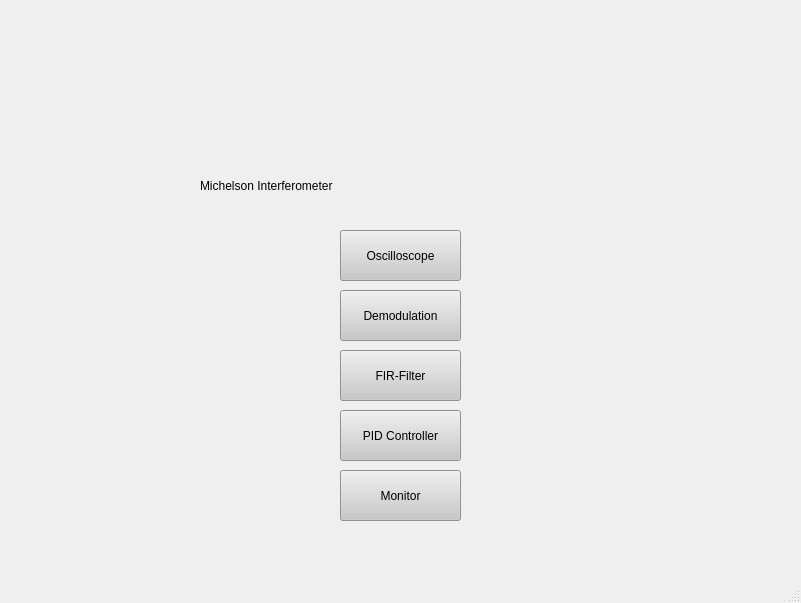
This is main_screen.ui in Marius-Graml/Michelson_Interferometer as Qt 5 draws it before an edit. The edited form follows.
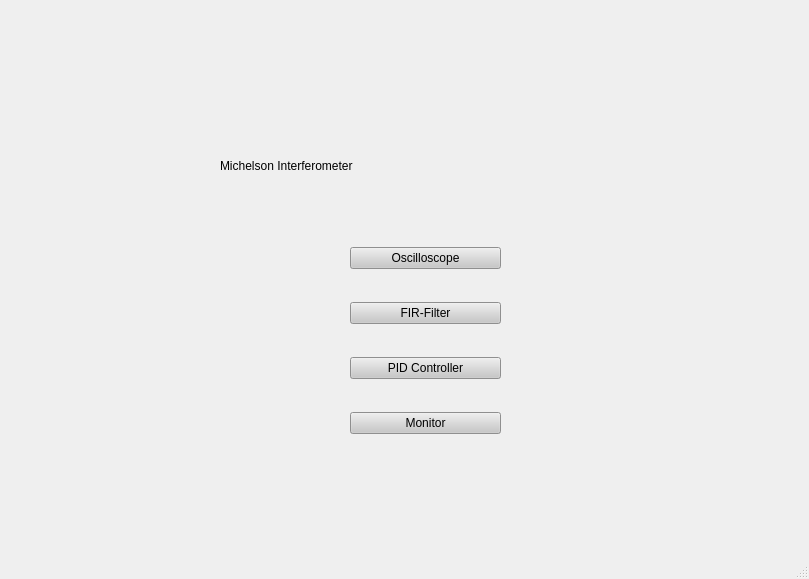
This is the edited form.

Commit message: Changing class structure

```diff
--- a/main_screen.ui
+++ b/main_screen.ui
@@ -2,24 +2,36 @@
 <ui version="4.0">
  <class>MainWindow</class>
  <widget class="QMainWindow" name="MainWindow">
+  <property name="enabled">
+   <bool>true</bool>
+  </property>
   <property name="geometry">
    <rect>
     <x>0</x>
     <y>0</y>
-    <width>801</width>
-    <height>603</height>
+    <width>809</width>
+    <height>579</height>
    </rect>
   </property>
   <property name="windowTitle">
    <string>MainWindow</string>
   </property>
+  <property name="autoFillBackground">
+   <bool>false</bool>
+  </property>
   <widget class="QWidget" name="centralwidget">
+   <property name="enabled">
+    <bool>true</bool>
+   </property>
+   <property name="autoFillBackground">
+    <bool>false</bool>
+   </property>
    <widget class="QWidget" name="main_widget" native="true">
     <property name="geometry">
      <rect>
       <x>0</x>
       <y>0</y>
-      <width>801</width>
+      <width>851</width>
       <height>601</height>
      </rect>
     </property>
@@ -28,32 +40,34 @@
 background-color: qradialgradient(spread:pad, cx:0.5, cy:0.5, radius:0.5, fx:0.5, fy:0.5, stop:0 rgba(255, 255, 255, 255), stop:0.1 rgba(255, 255, 255, 255), stop:0.2 rgba(255, 176, 176, 167), stop:0.3 rgba(255, 151, 151, 92), stop:0.4 rgba(255, 125, 125, 51), stop:0.5 rgba(255, 76, 76, 205), stop:0.52 rgba(255, 76, 76, 205), stop:0.6 rgba(255, 180, 180, 84), stop:1 rgba(255, 255, 255, 0));
 };</string>
     </property>
-    <widget class="QPushButton" name="filter_button">
+    <widget class="QLabel" name="label">
      <property name="geometry">
       <rect>
-       <x>340</x>
-       <y>350</y>
-       <width>121</width>
-       <height>51</height>
+       <x>220</x>
+       <y>100</y>
+       <width>431</width>
+       <height>131</height>
       </rect>
      </property>
      <property name="styleSheet">
-      <string notr="true">color: rgb(0,0,0);
-background-color: rgb(200, 200, 200);</string>
+      <string notr="true">font: 28pt &quot;MS Shell Dlg 2&quot;;</string>
      </property>
      <property name="text">
-      <string>FIR-Filter</string>
+      <string>Michelson Interferometer</string>
      </property>
     </widget>
+    <widget class="QWidget" name="">
+     <property name="geometry">
+      <rect>
+       <x>350</x>
+       <y>220</y>
+       <width>151</width>
+       <height>241</height>
+      </rect>
+     </property>
+     <layout class="QVBoxLayout" name="verticalLayout">
+      <item>
     <widget class="QPushButton" name="osc_button">
-     <property name="geometry">
-      <rect>
-       <x>340</x>
-       <y>230</y>
-       <width>121</width>
-       <height>51</height>
-      </rect>
-     </property>
      <property name="styleSheet">
       <string notr="true">color: rgb(0,0,0);
 background-color: rgb(200, 200, 200);</string>
@@ -62,15 +76,20 @@
       <string>Oscilloscope</string>
      </property>
     </widget>
+      </item>
+      <item>
+       <widget class="QPushButton" name="filter_button">
+        <property name="styleSheet">
+         <string notr="true">color: rgb(0,0,0);
+background-color: rgb(200, 200, 200);</string>
+        </property>
+        <property name="text">
+         <string>FIR-Filter</string>
+        </property>
+       </widget>
+      </item>
+      <item>
     <widget class="QPushButton" name="controller_button">
-     <property name="geometry">
-      <rect>
-       <x>340</x>
-       <y>410</y>
-       <width>121</width>
-       <height>51</height>
-      </rect>
-     </property>
      <property name="styleSheet">
       <string notr="true">color: rgb(0,0,0);
 background-color: rgb(200, 200, 200);</string>
@@ -79,15 +98,9 @@
       <string>PID Controller</string>
      </property>
     </widget>
+      </item>
+      <item>
     <widget class="QPushButton" name="monitor_button">
-     <property name="geometry">
-      <rect>
-       <x>340</x>
-       <y>470</y>
-       <width>121</width>
-       <height>51</height>
-      </rect>
-     </property>
      <property name="styleSheet">
       <string notr="true">color: rgb(0,0,0);
 background-color: rgb(200, 200, 200);</string>
@@ -96,38 +109,8 @@
       <string>Monitor</string>
      </property>
     </widget>
-    <widget class="QLabel" name="label">
-     <property name="geometry">
-      <rect>
-       <x>200</x>
-       <y>120</y>
-       <width>431</width>
-       <height>131</height>
-      </rect>
-     </property>
-     <property name="styleSheet">
-      <string notr="true">font: 28pt &quot;MS Shell Dlg 2&quot;;</string>
-     </property>
-     <property name="text">
-      <string>Michelson Interferometer</string>
-     </property>
-    </widget>
-    <widget class="QPushButton" name="demod_button">
-     <property name="geometry">
-      <rect>
-       <x>340</x>
-       <y>290</y>
-       <width>121</width>
-       <height>51</height>
-      </rect>
-     </property>
-     <property name="styleSheet">
-      <string notr="true">color: rgb(0,0,0);
-background-color: rgb(200, 200, 200);</string>
-     </property>
-     <property name="text">
-      <string>Demodulation</string>
-     </property>
+      </item>
+     </layout>
     </widget>
    </widget>
   </widget>
```
Left out of the diff: 1 changed line with no effect on the pictures. Lines whose indentation alone changed are shown as unchanged. The commit also changes 7 other files.
